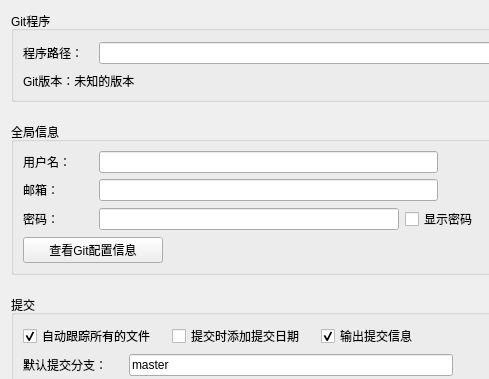
Qt form IDE/Window/settingWindow/Form_settings_Git.ui (chineselixi/FireMonkeyStudio) before a commit; both pictures show x 0 to 489 and y 0 to 379 of the 800 by 723 pixel window.
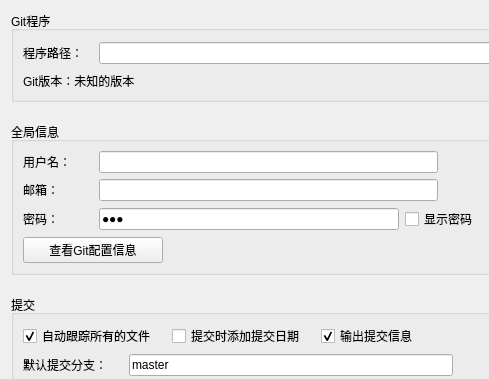
The same form after that commit.

Diff of the .ui file:
```diff
--- a/IDE/Window/settingWindow/Form_settings_Git.ui
+++ b/IDE/Window/settingWindow/Form_settings_Git.ui
@@ -225,10 +225,10 @@
            </size>
           </property>
           <property name="text">
-           <string/>
+           <string>123</string>
           </property>
           <property name="echoMode">
-           <enum>QLineEdit::Password</enum>
+           <enum>QLineEdit::PasswordEchoOnEdit</enum>
           </property>
          </widget>
         </item>
```
